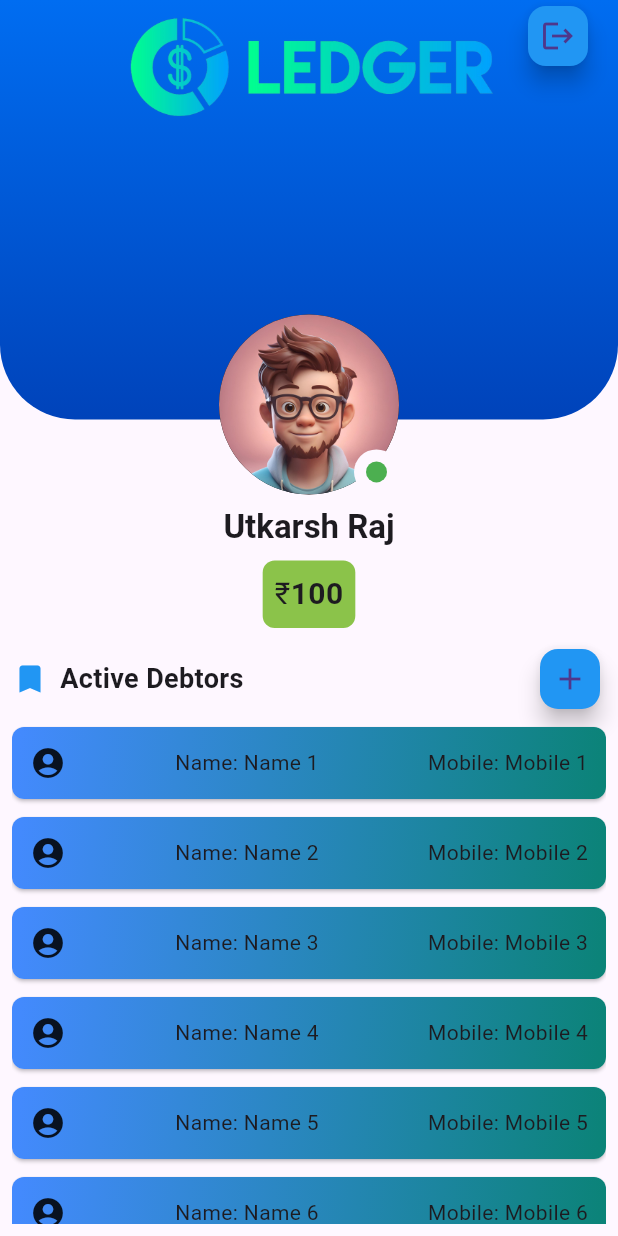
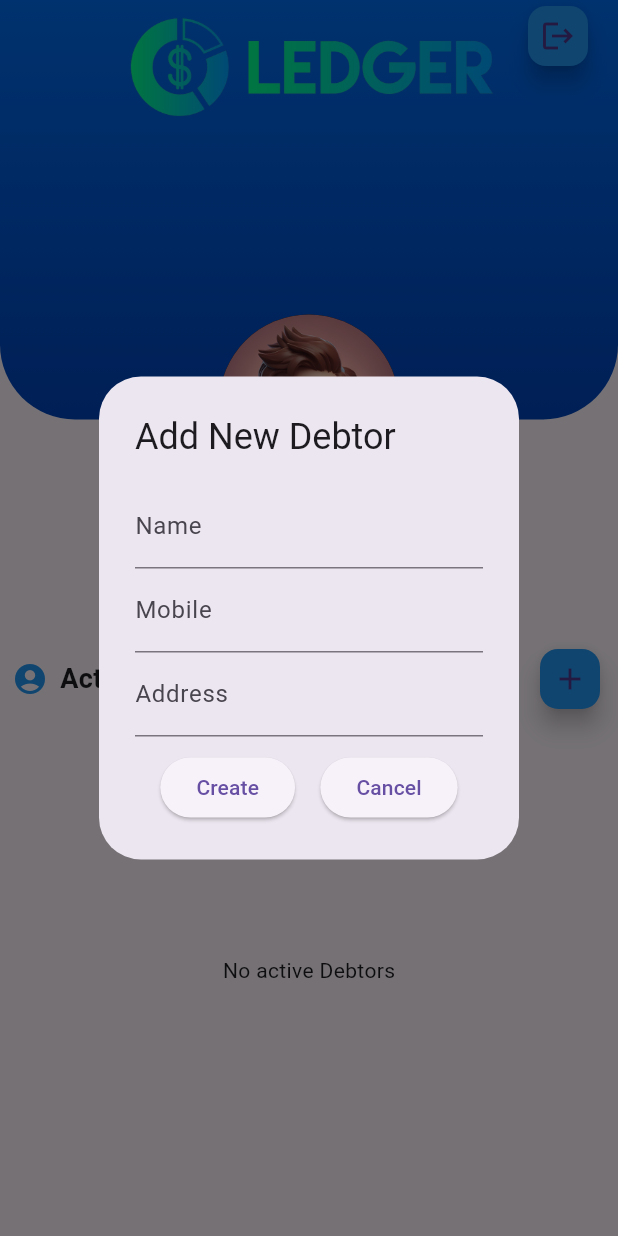
Before and after one commit to UtkarshRaj19/Ledger, a Flutter app: the ProfilePage1 screen opened directly with empty values, after a tap on the "add" icon, on a phone screen of 412 x 824 dp. Run offline on Flutter 3.47's test engine with Material 3 defaults, Android fonts, the phone set to English and light mode, and no system bars; our stand-ins replace fluttertoast.

Commit message:
Add_Debtor

```diff
--- /dev/null
+++ b/ledger/lib/add_debtor.dart
@@ -0,0 +1,156 @@
+import 'dart:convert';
+import 'package:flutter/material.dart';
+import 'package:flutter/services.dart';
+import 'package:http/http.dart' as http;
+import 'package:fluttertoast/fluttertoast.dart';
+
+class AddDebtorPopup extends StatefulWidget {
+  final int adminId;
+  final Function(List<Map<String, dynamic>>, int) onDebtorAdded;
+  const AddDebtorPopup({super.key,required this.adminId,required this.onDebtorAdded});
+
+  @override
+  // ignore: library_private_types_in_public_api
+  _AddDebtorPopupState createState() => _AddDebtorPopupState();
+}
+
+class _AddDebtorPopupState extends State<AddDebtorPopup> {
+  final _formKey = GlobalKey<FormState>();
+  late String name;
+  late String mobile;
+  String address = '';
+
+  @override
+  Widget build(BuildContext context) {
+    return AlertDialog(
+      title: const Text('Add New Debtor'),
+      content: Form(
+        key: _formKey,
+        child: Column(
+          mainAxisSize: MainAxisSize.min,
+          children: [
+            TextFormField(
+              decoration: const InputDecoration(labelText: 'Name'),
+              validator: (value) {
+                if (value == null || value.isEmpty) {
+                  return 'Please enter a name';
+                }
+                return null;
+              },
+              onSaved: (value) {
+                name = value!;
+              },
+            ),
+            TextFormField(
+              decoration: const InputDecoration(labelText: 'Mobile'),
+              keyboardType: TextInputType.number,
+              inputFormatters: [
+                LengthLimitingTextInputFormatter(10),
+                FilteringTextInputFormatter.digitsOnly,
+              ],
+              validator: (value) {
+                if (value == null || value.isEmpty) {
+                  return 'Please enter a mobile number';
+                }
+                final RegExp mobileRegex = RegExp(r'^\d{10}$');
+
+                if (!mobileRegex.hasMatch(value)) {
+                  return 'Invalid mobile number';
+                }
+
+                return null;
+              },
+              onSaved: (value) {
+                mobile = value!;
+              },
+            ),
+            TextFormField(
+              decoration: const InputDecoration(labelText: 'Address'),
+              onSaved: (value) {
+                address = value ?? '';
+              },
+            ),
+            const SizedBox(height: 10),
+            Row(
+              mainAxisAlignment: MainAxisAlignment.spaceEvenly,
+              children: [
+                ElevatedButton(
+                  onPressed: () async {
+                    if (_formKey.currentState!.validate()) {
+                      _formKey.currentState!.save();
+                      print('Name: $name, Mobile: $mobile, Address: $address');
+                      const String apiUrl = 'https://wpoc2ga7ki.execute-api.ap-southeast-1.amazonaws.com/dev/v1/AddDebtor';
+                      try {
+                        final response = await http.post(
+                          Uri.parse(apiUrl),
+                          body: {
+                            'AdminID':widget.adminId.toString(),
+                            'Name': name,
+                            'Mobile': mobile,
+                            'Address': address,
+                          },
+                        );
+                        if (response.statusCode == 200) {
+                          Map<String, dynamic> responseData = json.decode(response.body);
+                          if (responseData['status'] == true){
+                            Fluttertoast.showToast(
+                              msg: "Debtor Creation Successful",
+                              toastLength: Toast.LENGTH_SHORT,
+                              gravity: ToastGravity.BOTTOM,
+                              timeInSecForIosWeb: 2,
+                              backgroundColor: Colors.green,
+                              textColor: Colors.white,
+                            );
+                            List<Map<String, dynamic>> newDebtors = (responseData['ActiveDebtors'] as List?)?.cast<Map<String, dynamic>>() ?? [];
+                            widget.onDebtorAdded(newDebtors, responseData['ActiveDebtorsCount']);
+                          }
+                          else{
+                            Fluttertoast.showToast(
+                              msg: "Debtor Creation Failed",
+                              toastLength: Toast.LENGTH_SHORT,
+                              gravity: ToastGravity.BOTTOM,
+                              timeInSecForIosWeb: 2,
+                              backgroundColor: Colors.red,
+                              textColor: Colors.white,
+                            );
+                          }
+                          } else {
+                          Fluttertoast.showToast(
+                              msg: "Some Error Occoured",
+                              toastLength: Toast.LENGTH_LONG,
+                              gravity: ToastGravity.BOTTOM,
+                              timeInSecForIosWeb: 2,
+                              backgroundColor: Colors.red,
+                              textColor: Colors.white,
+                            );
+                        }
+                      } catch (e) {
+                        Fluttertoast.showToast(
+                              msg: "Server Error",
+                              toastLength: Toast.LENGTH_LONG,
+                              gravity: ToastGravity.BOTTOM,
+                              timeInSecForIosWeb: 2,
+                              backgroundColor: Colors.red,
+                              textColor: Colors.white,
+                            );
+                      }
+                      // ignore: use_build_context_synchronously
+                      Navigator.of(context).pop();
+                    }
+                  },
+                  child: const Text('Create'),
+                ),
+                ElevatedButton(
+                  onPressed: () {
+                    Navigator.of(context).pop();
+                  },
+                  child: const Text('Cancel'),
+                ),
+              ],
+            ),
+          ],
+        ),
+      ),
+    );
+  }
+}
--- a/ledger/lib/home_screen.dart
+++ b/ledger/lib/home_screen.dart
@@ -1,11 +1,23 @@
 import 'package:flutter/material.dart';
 import 'main.dart';
+import 'add_debtor.dart';
 
 
 // ignore: must_be_immutable
 class ProfilePage1 extends StatelessWidget {
   int adminId;
-  ProfilePage1({super.key, required this.adminId});
+  String adminName;
+  String totalDisbursedAmount;
+  int activeDebtorsCount;
+  List<Map<String, dynamic>> activeDebtors;
+  // ProfilePage1({super.key, required this.adminId , required this.adminName , required this.activeDebtors , required this.activeDebtorsCount});
+  ProfilePage1({super.key,
+    required this.adminId,
+    required this.adminName,
+    required this.activeDebtors,
+    required this.activeDebtorsCount,
+    required this.totalDisbursedAmount,
+  });
 
   @override
   Widget build(BuildContext context) {
@@ -20,19 +32,21 @@ class ProfilePage1 extends StatelessWidget {
               child: Column(
                 children: [
                   Text(
-                    "Utkarsh Raj",
+                    adminName,
                     style: Theme.of(context)
                         .textTheme
                         .titleLarge
                         ?.copyWith(fontWeight: FontWeight.bold),
                   ),
                   const SizedBox(height: 8),
-                  const Center(
-                    child: _AmountBox(amount: 100),
+                  Center(
+                    child: _AmountBox(amount: totalDisbursedAmount),
                   ),
                   const SizedBox(height: 8),
                   Expanded(
-                    child: _ScrollableList(),
+                    child: _ScrollableList(activeDebtors: activeDebtors,
+                                          activeDebtorsCount: activeDebtorsCount,
+                                          adminId:adminId),
                   ),
                 ],
               ),
@@ -41,6 +55,8 @@ class ProfilePage1 extends StatelessWidget {
         ],
       ),
       floatingActionButton: FloatingActionButton(
+        heroTag: UniqueKey(),
+        key: GlobalKey(debugLabel: 'LogoutFloatingButton'),
         onPressed: () {
           _showLogoutConfirmation(context);
         },
@@ -167,14 +183,76 @@ Positioned(
 }
 
 
-class _ScrollableList extends StatelessWidget {
+
+// ignore: must_be_immutable
+class _ScrollableList extends StatefulWidget {
+  final List<Map<String, dynamic>> activeDebtors;
+  int activeDebtorsCount;
+  final int adminId;
+
+  _ScrollableList({
+    required this.activeDebtors,
+    required this.activeDebtorsCount,
+    required this.adminId,
+  });
+
+  @override
+  _ScrollableListState createState() => _ScrollableListState();
+}
+
+class _ScrollableListState extends State<_ScrollableList> {
+  void refreshList(List<Map<String, dynamic>> updatedActiveDebtors, int updatedActiveDebtorsCount) {
+    setState(() {
+      widget.activeDebtors.clear();
+      widget.activeDebtors.addAll(updatedActiveDebtors);
+      widget.activeDebtorsCount = updatedActiveDebtorsCount;
+    });
+  }
+
   @override
   Widget build(BuildContext context) {
-    const int itemCount = 20;
-    final List<Widget> listItems = List.generate(itemCount, (index) {
-      int serialNumber = index + 1;
-      String name = "Name $serialNumber";
-      String mobile = "Mobile $serialNumber";
+    return Column(
+      crossAxisAlignment: CrossAxisAlignment.start,
+      children: [
+        Padding(
+          padding: const EdgeInsets.symmetric(vertical: 2.0),
+          child: Row(
+            children: [
+              const Icon(
+                Icons.account_circle, // Change to the appropriate user icon
+                color: Colors.blue,
+                size: 24,
+              ),
+              const SizedBox(width: 8),
+              const Text(
+                'Active Debtors',
+                style: TextStyle(
+                  fontWeight: FontWeight.bold,
+                  fontSize: 18,
+                ),
+              ),
+              const Spacer(),
+              Builder(
+                builder: (context) => FloatingActionButton(
+                  heroTag: UniqueKey(),
+                  onPressed: () => _handleFabPress(context),
+                  backgroundColor: Colors.blue,
+                  mini: true,
+                  child: const Icon(Icons.add),
+                ),
+              ),
+            ],
+          ),
+        ),
+        Expanded(
+          child: widget.activeDebtorsCount  > 0
+              ? ListView.builder(
+                  padding: EdgeInsets.zero,
+                  itemCount: widget.activeDebtorsCount,
+                  itemBuilder: (context, index) {
+                    Map<String, dynamic> debtor = widget.activeDebtors[index];
+                    String name = toTitleCase(debtor['Name']);
+                    String mobile = debtor['Mobile'];
 
                     return Card(
                       margin: const EdgeInsets.symmetric(vertical: 6),
@@ -193,54 +271,18 @@ class _ScrollableList extends StatelessWidget {
                         child: Padding(
                           padding: const EdgeInsets.all(12.0),
                           child: Row(
-              mainAxisAlignment: MainAxisAlignment.spaceBetween,
                             children: [
                               const Icon(Icons.account_circle),
-                Text('Name: $name'),
-                Text('Mobile: $mobile'),
+                              const SizedBox(width: 15),
+                              Text(name),
+                              const Spacer(),
+                              Text(mobile),
                             ],
                           ),
                         ),
                       ),
                     );
-    });
-
-    return Column(
-      crossAxisAlignment: CrossAxisAlignment.start,
-      children: [
-        const Padding(
-          padding: EdgeInsets.symmetric(vertical: 2.0),
-          child: Row(
-            children: [
-              Icon(
-                Icons.bookmark,
-                color: Colors.blue, // Set the desired color
-                size: 24,
-              ),
-              SizedBox(width: 8),
-              Text(
-                'Active Debtors',
-                style: TextStyle(
-                  fontWeight: FontWeight.bold,
-                  fontSize: 18,
-                ),
-              ),
-              Spacer(), // Added Spacer widget
-              FloatingActionButton(
-                onPressed: _handleFabPress,
-              backgroundColor: Colors.blue,
-              mini: true,
-              child: Icon(Icons.add),
-            ),
-            ],
-          ),
-        ),
-        Expanded(
-          child: itemCount > 0
-              ? ListView.builder(
-                  padding: EdgeInsets.zero,
-                  itemCount: itemCount,
-                  itemBuilder: (context, index) => listItems[index],
+                  },
                 )
               : const Center(
                   child: Text('No active Debtors'),
@@ -249,19 +291,35 @@ class _ScrollableList extends StatelessWidget {
       ],
     );
   }
+  void _handleFabPress(BuildContext context) {
+    showDialog(
+      context: context,
+      builder: (BuildContext context) {
+        return AddDebtorPopup(adminId: widget.adminId, onDebtorAdded: refreshList);
+      },
+    );
   }
-
-void _handleFabPress() {
 }
 
 
+// void _handleFabPress() {
+// }
 
+String toTitleCase(String text) {
+  return text.split(' ').map((word) {
+    if (word.isNotEmpty) {
+      return word[0].toUpperCase() + word.substring(1);
+    } else {
+      return '';
+    }
+  }).join(' ');
+}
 
+// ignore: must_be_immutable
+class _AmountBox extends StatelessWidget {
+  String amount;
 
-class _AmountBox extends StatelessWidget {
-  final int amount;
-
-  const _AmountBox({required this.amount});
+  _AmountBox({required this.amount});
 
   @override
   Widget build(BuildContext context) {
@@ -279,7 +337,7 @@ class _AmountBox extends StatelessWidget {
             style: TextStyle(fontSize: 20),
           ),
           Text(
-            '$amount',
+            amount,
             style: const TextStyle(fontSize: 20, fontWeight: FontWeight.bold),
           ),
         ],
--- a/ledger/pubspec.yaml
+++ b/ledger/pubspec.yaml
@@ -40,6 +40,7 @@ dependencies:
   toast: ^0.2.9
   flutter_svg: ^0.22.0
   animated_size_and_fade: ^2.0.2
+  provider: ^5.0.0
 
 dev_dependencies:
   flutter_test:
```
Also changed, not shown: ledger/lib/main.dart (+12 -4 lines), ledger/pubspec.lock, 1 other file. Lines whose indentation alone changed are shown as unchanged.
